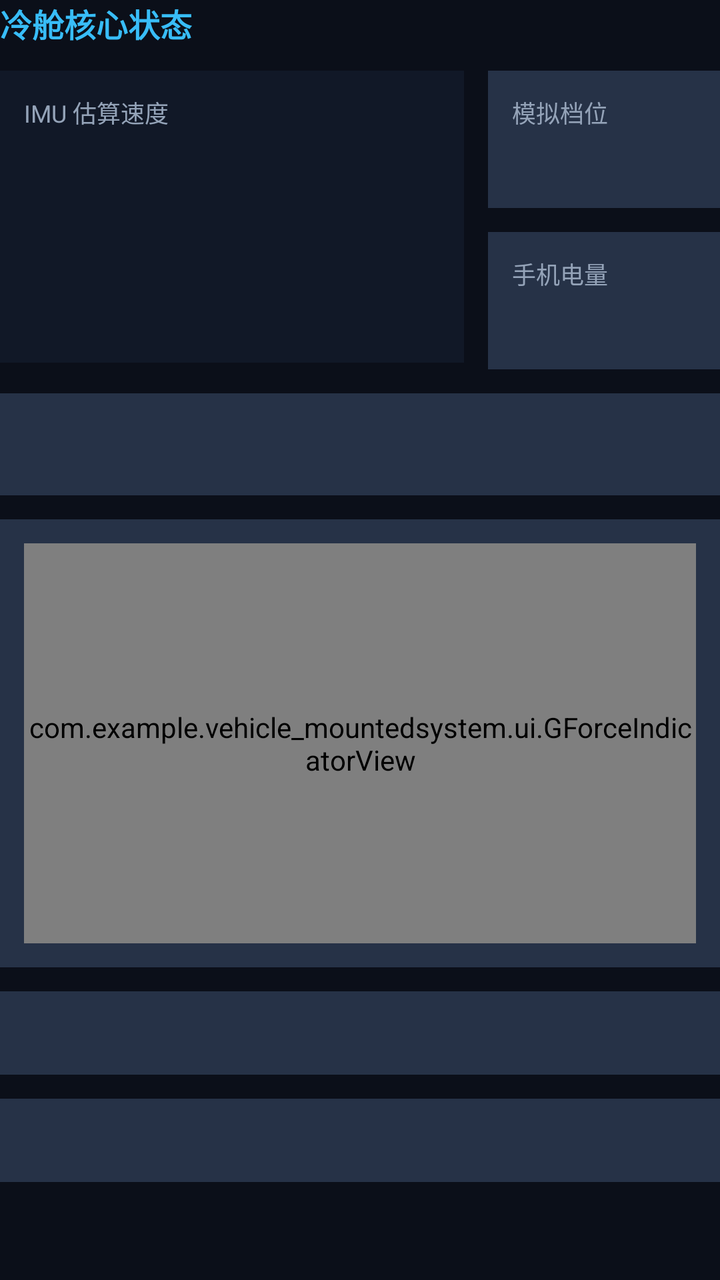
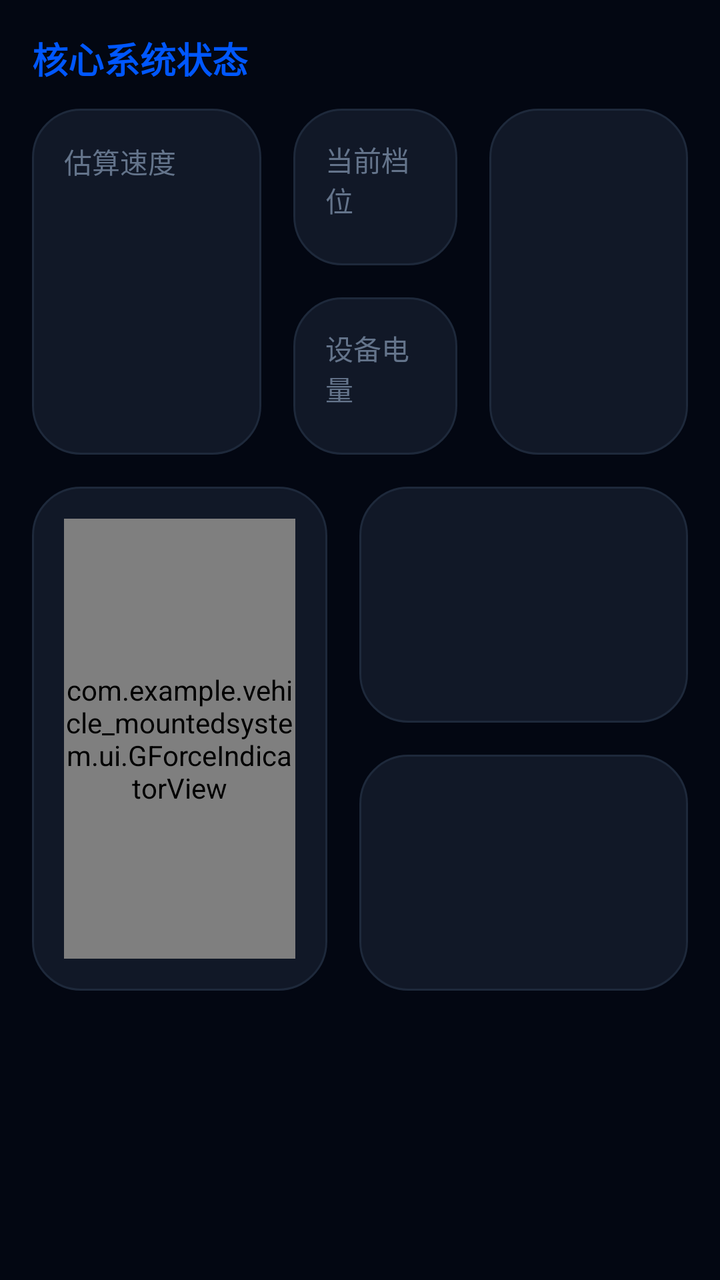

An Android layout rendered at two revisions. The XML below is the earlier revision; the diff shows what the commit changed to produce the second picture.
<!-- AndroidManifest.xml: application theme Theme.VehiclemountedSystem -->
<!-- res/layout/page_dashboard.xml -->
<?xml version="1.0" encoding="utf-8"?>
<ScrollView xmlns:android="http://schemas.android.com/apk/res/android"
    android:id="@+id/pageDashboardRoot"
    android:layout_width="match_parent"
    android:layout_height="match_parent"
    android:fillViewport="true">

    <LinearLayout
        android:layout_width="match_parent"
        android:layout_height="wrap_content"
        android:orientation="vertical">

        <TextView
            android:id="@+id/dashboardPageTitle"
            android:layout_width="wrap_content"
            android:layout_height="wrap_content"
            android:text="@string/page_dashboard_badge"
            android:textColor="@color/accent_blue"
            android:textSize="@dimen/page_title_text_size"
            android:textStyle="bold" />

        <LinearLayout
            android:layout_width="match_parent"
            android:layout_height="wrap_content"
            android:layout_marginTop="@dimen/page_section_gap"
            android:orientation="horizontal">

            <LinearLayout
                android:layout_width="0dp"
                android:layout_height="wrap_content"
                android:layout_marginEnd="@dimen/page_card_gap"
                android:layout_weight="2"
                android:background="@color/card_panel_alt_bg"
                android:orientation="vertical"
                android:padding="@dimen/page_card_padding">

                <TextView
                    android:layout_width="wrap_content"
                    android:layout_height="wrap_content"
                    android:text="@string/page_label_speed"
                    android:textColor="@color/text_secondary"
                    android:textSize="@dimen/page_label_text_size" />

                <TextView
                    android:id="@+id/dashboardSpeedValue"
                    android:layout_width="wrap_content"
                    android:layout_height="wrap_content"
                    android:layout_marginTop="@dimen/page_micro_gap"
                    android:textColor="@color/text_primary"
                    android:textSize="@dimen/page_speed_text_size"
                    android:textStyle="bold" />

                <TextView
                    android:id="@+id/dashboardImuValue"
                    android:layout_width="wrap_content"
                    android:layout_height="wrap_content"
                    android:layout_marginTop="@dimen/page_micro_gap"
                    android:textColor="@color/accent_amber"
                    android:textSize="@dimen/page_status_text_size" />
            </LinearLayout>

            <LinearLayout
                android:layout_width="0dp"
                android:layout_height="wrap_content"
                android:layout_weight="1"
                android:orientation="vertical">

                <LinearLayout
                    android:layout_width="match_parent"
                    android:layout_height="wrap_content"
                    android:background="@color/card_panel_bg"
                    android:orientation="vertical"
                    android:padding="@dimen/page_card_padding">

                    <TextView
                        android:layout_width="wrap_content"
                        android:layout_height="wrap_content"
                        android:text="@string/page_label_gear"
                        android:textColor="@color/text_secondary"
                        android:textSize="@dimen/page_label_text_size" />

                    <TextView
                        android:id="@+id/dashboardGearValue"
                        android:layout_width="wrap_content"
                        android:layout_height="wrap_content"
                        android:textColor="@color/accent_cyan"
                        android:textSize="@dimen/page_value_text_size"
                        android:textStyle="bold" />
                </LinearLayout>

                <LinearLayout
                    android:layout_width="match_parent"
                    android:layout_height="wrap_content"
                    android:layout_marginTop="@dimen/page_card_gap"
                    android:background="@color/card_panel_bg"
                    android:orientation="vertical"
                    android:padding="@dimen/page_card_padding">

                    <TextView
                        android:layout_width="wrap_content"
                        android:layout_height="wrap_content"
                        android:text="@string/page_label_battery"
                        android:textColor="@color/text_secondary"
                        android:textSize="@dimen/page_label_text_size" />

                    <TextView
                        android:id="@+id/dashboardBatteryValue"
                        android:layout_width="wrap_content"
                        android:layout_height="wrap_content"
                        android:textColor="@color/text_primary"
                        android:textSize="@dimen/page_value_text_size"
                        android:textStyle="bold" />
                </LinearLayout>
            </LinearLayout>
        </LinearLayout>

        <LinearLayout
            android:layout_width="match_parent"
            android:layout_height="wrap_content"
            android:layout_marginTop="@dimen/page_card_gap"
            android:orientation="horizontal">

            <TextView
                android:id="@+id/dashboardPowerValue"
                android:layout_width="0dp"
                android:layout_height="wrap_content"
                android:layout_weight="1"
                android:background="@color/card_panel_bg"
                android:padding="@dimen/page_card_padding"
                android:textColor="@color/text_primary"
                android:textSize="@dimen/page_value_text_size" />
        </LinearLayout>

        
        <LinearLayout
            android:layout_width="match_parent"
            android:layout_height="wrap_content"
            android:layout_marginTop="@dimen/page_card_gap"
            android:background="@color/card_panel_bg"
            android:orientation="vertical"
            android:padding="@dimen/page_card_padding">

            <com.example.vehicle_mountedsystem.ui.GForceIndicatorView
                android:id="@+id/dashboardGForceIndicator"
                android:layout_width="match_parent"
                android:layout_height="200dp"
                android:layout_gravity="center" />
        </LinearLayout>

        <TextView
            android:id="@+id/dashboardNavigationSummary"
            android:layout_width="match_parent"
            android:layout_height="wrap_content"
            android:layout_marginTop="@dimen/page_card_gap"
            android:background="@color/card_panel_bg"
            android:padding="@dimen/page_card_padding"
            android:textColor="@color/text_primary"
            android:textSize="@dimen/page_status_text_size" />

        <TextView
            android:id="@+id/dashboardHvacSummary"
            android:layout_width="match_parent"
            android:layout_height="wrap_content"
            android:layout_marginTop="@dimen/page_card_gap"
            android:background="@color/card_panel_bg"
            android:padding="@dimen/page_card_padding"
            android:textColor="@color/text_primary"
            android:textSize="@dimen/page_status_text_size" />
    </LinearLayout>
</ScrollView>
<!-- resources referenced by this layout -->
<resources>
  <color name="accent_amber">#F59E0B</color>
  <color name="accent_blue">#38BDF8</color>
  <color name="accent_cyan">#06B6D4</color>
  <color name="card_panel_alt_bg">#111827</color>
  <color name="card_panel_bg">#263247</color>
  <color name="text_primary">#F8FAFC</color>
  <color name="text_secondary">#94A3B8</color>
  <dimen name="page_card_gap">12dp</dimen>
  <dimen name="page_card_padding">12dp</dimen>
  <dimen name="page_label_text_size">12sp</dimen>
  <dimen name="page_micro_gap">6dp</dimen>
  <dimen name="page_section_gap">12dp</dimen>
  <dimen name="page_speed_text_size">56sp</dimen>
  <dimen name="page_status_text_size">13sp</dimen>
  <dimen name="page_title_text_size">16sp</dimen>
  <dimen name="page_value_text_size">20sp</dimen>
  <string name="page_dashboard_badge">冷舱核心状态</string>
  <string name="page_label_battery">手机电量</string>
  <string name="page_label_gear">模拟档位</string>
  <string name="page_label_speed">IMU 估算速度</string>
  <style name="Theme.VehiclemountedSystem" parent="Base.Theme.VehiclemountedSystem" />
  <style name="Base.Theme.VehiclemountedSystem" parent="Theme.Material3.DayNight.NoActionBar">
          
          <item name="android:windowBackground">@color/bg_dark</item>
          <item name="colorPrimary">@color/accent_cyan</item>
          <item name="colorSecondary">@color/accent_blue</item>
          <item name="android:textColorPrimary">@color/text_primary</item>
          <item name="android:textColorSecondary">@color/text_secondary</item>
      </style>
  <color name="bg_dark">#0B0F19</color>
</resources>

<!-- the commit's change to res/layout/page_dashboard.xml (unified diff, before → after) -->
@@ -1,15 +1,17 @@
 <?xml version="1.0" encoding="utf-8"?>
 <ScrollView xmlns:android="http://schemas.android.com/apk/res/android"
+    xmlns:app="http://schemas.android.com/apk/res-auto"
     android:id="@+id/pageDashboardRoot"
     android:layout_width="match_parent"
     android:layout_height="match_parent"
     android:fillViewport="true">
 
-    <LinearLayout
+    <androidx.constraintlayout.widget.ConstraintLayout
         android:layout_width="match_parent"
         android:layout_height="wrap_content"
-        android:orientation="vertical">
-
+        android:padding="@dimen/page_card_gap">
+
+        
         <TextView
             android:id="@+id/dashboardPageTitle"
             android:layout_width="wrap_content"
@@ -17,154 +19,226 @@
             android:text="@string/page_dashboard_badge"
             android:textColor="@color/accent_blue"
             android:textSize="@dimen/page_title_text_size"
-            android:textStyle="bold" />
-
-        <LinearLayout
-            android:layout_width="match_parent"
+            android:textStyle="bold"
+            app:layout_constraintTop_toTopOf="parent"
+            app:layout_constraintStart_toStartOf="parent" />
+
+        
+        
+        <androidx.constraintlayout.widget.ConstraintLayout
+            android:id="@+id/speedCard"
+            android:layout_width="0dp"
             android:layout_height="wrap_content"
             android:layout_marginTop="@dimen/page_section_gap"
-            android:orientation="horizontal">
-
-            <LinearLayout
-                android:layout_width="0dp"
+            android:background="@drawable/bg_card_rounded"
+            android:padding="@dimen/page_card_padding"
+            app:layout_constraintTop_toBottomOf="@id/dashboardPageTitle"
+            app:layout_constraintStart_toStartOf="parent"
+            app:layout_constraintEnd_toStartOf="@+id/middleColumn"
+            app:layout_constraintWidth_percent="0.35"
+            app:layout_constraintHorizontal_chainStyle="spread_inside">
+
+            <TextView
+                android:id="@+id/speedLabel"
+                android:layout_width="wrap_content"
                 android:layout_height="wrap_content"
-                android:layout_marginEnd="@dimen/page_card_gap"
-                android:layout_weight="2"
-                android:background="@color/card_panel_alt_bg"
-                android:orientation="vertical"
-                android:padding="@dimen/page_card_padding">
-
-                <TextView
-                    android:layout_width="wrap_content"
-                    android:layout_height="wrap_content"
-                    android:text="@string/page_label_speed"
+                android:text="@string/page_label_speed"
+                android:textColor="@color/text_secondary"
+                android:textSize="@dimen/page_label_text_size"
+                app:layout_constraintTop_toTopOf="parent"
+                app:layout_constraintStart_toStartOf="parent" />
+
+            <TextView
+                android:id="@+id/dashboardSpeedValue"
+                android:layout_width="wrap_content"
+                android:layout_height="wrap_content"
+                android:layout_marginTop="@dimen/page_micro_gap"
+                android:textColor="@color/text_primary"
+                android:textSize="@dimen/page_speed_text_size"
+                android:textStyle="bold"
+                app:layout_constraintTop_toBottomOf="@id/speedLabel"
+                app:layout_constraintStart_toStartOf="parent" />
+
+            <TextView
+                android:id="@+id/dashboardImuValue"
+                android:layout_width="wrap_content"
+                android:layout_height="wrap_content"
+                android:layout_marginTop="@dimen/page_micro_gap"
+                android:textColor="@color/accent_amber"
+                android:textSize="@dimen/page_status_text_size"
+                app:layout_constraintTop_toBottomOf="@id/dashboardSpeedValue"
+                app:layout_constraintStart_toStartOf="parent" />
+        </androidx.constraintlayout.widget.ConstraintLayout>
+
+        
+        <LinearLayout
+            android:id="@+id/middleColumn"
+            android:layout_width="0dp"
+            android:layout_height="0dp"
+            android:layout_marginStart="@dimen/page_card_gap"
+            android:orientation="vertical"
+            app:layout_constraintStart_toEndOf="@id/speedCard"
+            app:layout_constraintEnd_toStartOf="@+id/rightColumn"
+            app:layout_constraintTop_toTopOf="@id/speedCard"
+            app:layout_constraintBottom_toBottomOf="@id/speedCard"
+            app:layout_constraintWidth_percent="0.25">
+
+            
+            <LinearLayout
+                android:layout_width="match_parent"
+                android:layout_height="0dp"
+                android:layout_weight="1"
+                android:background="@drawable/bg_card_rounded"
+                android:gravity="center"
+                android:orientation="vertical"
+                android:padding="@dimen/page_card_padding">
+
+                <TextView
+                    android:layout_width="wrap_content"
+                    android:layout_height="wrap_content"
+                    android:text="@string/page_label_gear"
                     android:textColor="@color/text_secondary"
                     android:textSize="@dimen/page_label_text_size" />
 
                 <TextView
-                    android:id="@+id/dashboardSpeedValue"
+                    android:id="@+id/dashboardGearValue"
+                    android:layout_width="wrap_content"
+                    android:layout_height="wrap_content"
+                    android:layout_marginTop="@dimen/page_micro_gap"
+                    android:textColor="@color/accent_cyan"
+                    android:textSize="@dimen/page_value_text_size"
+                    android:textStyle="bold" />
+            </LinearLayout>
+
+            
+            <LinearLayout
+                android:layout_width="match_parent"
+                android:layout_height="0dp"
+                android:layout_weight="1"
+                android:layout_marginTop="@dimen/page_card_gap"
+                android:background="@drawable/bg_card_rounded"
+                android:gravity="center"
+                android:orientation="vertical"
+                android:padding="@dimen/page_card_padding">
+
+                <TextView
+                    android:layout_width="wrap_content"
+                    android:layout_height="wrap_content"
+                    android:text="@string/page_label_battery"
+                    android:textColor="@color/text_secondary"
+                    android:textSize="@dimen/page_label_text_size" />
+
+                <TextView
+                    android:id="@+id/dashboardBatteryValue"
                     android:layout_width="wrap_content"
                     android:layout_height="wrap_content"
                     android:layout_marginTop="@dimen/page_micro_gap"
                     android:textColor="@color/text_primary"
-                    android:textSize="@dimen/page_speed_text_size"
+                    android:textSize="@dimen/page_value_text_size"
                     android:textStyle="bold" />
-
-                <TextView
-                    android:id="@+id/dashboardImuValue"
-                    android:layout_width="wrap_content"
-                    android:layout_height="wrap_content"
-                    android:layout_marginTop="@dimen/page_micro_gap"
-                    android:textColor="@color/accent_amber"
-                    android:textSize="@dimen/page_status_text_size" />
-            </LinearLayout>
-
-            <LinearLayout
-                android:layout_width="0dp"
-                android:layout_height="wrap_content"
-                android:layout_weight="1"
-                android:orientation="vertical">
-
-                <LinearLayout
+            </LinearLayout>
+        </LinearLayout>
+
+        
+        <LinearLayout
+            android:id="@+id/rightColumn"
+            android:layout_width="0dp"
+            android:layout_height="0dp"
+            android:layout_marginStart="@dimen/page_card_gap"
+            app:layout_constraintStart_toEndOf="@id/middleColumn"
+            app:layout_constraintEnd_toEndOf="parent"
+            app:layout_constraintTop_toTopOf="@id/speedCard"
+            app:layout_constraintBottom_toBottomOf="@id/speedCard">
+
+            <LinearLayout
+                android:layout_width="match_parent"
+                android:layout_height="match_parent"
+                android:background="@drawable/bg_card_rounded"
+                android:gravity="center_vertical"
+                android:orientation="vertical"
+                android:padding="@dimen/page_card_padding">
+
+                <TextView
+                    android:id="@+id/dashboardPowerValue"
                     android:layout_width="match_parent"
                     android:layout_height="wrap_content"
-                    android:background="@color/card_panel_bg"
-                    android:orientation="vertical"
-                    android:padding="@dimen/page_card_padding">
-
-                    <TextView
-                        android:layout_width="wrap_content"
-                        android:layout_height="wrap_content"
-                        android:text="@string/page_label_gear"
-                        android:textColor="@color/text_secondary"
-                        android:textSize="@dimen/page_label_text_size" />
-
-                    <TextView
-                        android:id="@+id/dashboardGearValue"
-                        android:layout_width="wrap_content"
-                        android:layout_height="wrap_content"
-                        android:textColor="@color/accent_cyan"
-                        android:textSize="@dimen/page_value_text_size"
-                        android:textStyle="bold" />
-                </LinearLayout>
-
-                <LinearLayout
-                    android:layout_width="match_parent"
-                    android:layout_height="wrap_content"
-                    android:layout_marginTop="@dimen/page_card_gap"
-                    android:background="@color/card_panel_bg"
-                    android:orientation="vertical"
-                    android:padding="@dimen/page_card_padding">
-
-                    <TextView
-                        android:layout_width="wrap_content"
-                        android:layout_height="wrap_content"
-                        android:text="@string/page_label_battery"
-                        android:textColor="@color/text_secondary"
-                        android:textSize="@dimen/page_label_text_size" />
-
-                    <TextView
-                        android:id="@+id/dashboardBatteryValue"
-                        android:layout_width="wrap_content"
-                        android:layout_height="wrap_content"
-                        android:textColor="@color/text_primary"
-                        android:textSize="@dimen/page_value_text_size"
-                        android:textStyle="bold" />
-                </LinearLayout>
-            </LinearLayout>
-        </LinearLayout>
-
-        <LinearLayout
-            android:layout_width="match_parent"
+                    android:textColor="@color/accent_blue"
+                    android:textSize="@dimen/page_value_text_size"
+                    android:textStyle="bold" />
+            </LinearLayout>
+        </LinearLayout>
+
+        
+        
+        <LinearLayout
+            android:id="@+id/gForceCard"
+            android:layout_width="0dp"
             android:layout_height="wrap_content"
             android:layout_marginTop="@dimen/page_card_gap"
-            android:orientation="horizontal">
-
-            <TextView
-                android:id="@+id/dashboardPowerValue"
-                android:layout_width="0dp"
-                android:layout_height="wrap_content"
-                android:layout_weight="1"
-                android:background="@color/card_panel_bg"
-                android:padding="@dimen/page_card_padding"
-                android:textColor="@color/text_primary"
-                android:textSize="@dimen/page_value_text_size" />
-        </LinearLayout>
-
-        
-        <LinearLayout
-            android:layout_width="match_parent"
-            android:layout_height="wrap_content"
-            android:layout_marginTop="@dimen/page_card_gap"
-            android:background="@color/card_panel_bg"
+            android:background="@drawable/bg_card_rounded"
             android:orientation="vertical"
-            android:padding="@dimen/page_card_padding">
+            android:padding="@dimen/page_card_padding"
+            app:layout_constraintTop_toBottomOf="@id/speedCard"
+            app:layout_constraintStart_toStartOf="parent"
+            app:layout_constraintEnd_toStartOf="@+id/summaryColumn"
+            app:layout_constraintWidth_percent="0.45">
 
             <com.example.vehicle_mountedsystem.ui.GForceIndicatorView
                 android:id="@+id/dashboardGForceIndicator"
                 android:layout_width="match_parent"
-                android:layout_height="200dp"
+                android:layout_height="220dp"
                 android:layout_gravity="center" />
         </LinearLayout>
 
-        <TextView
-            android:id="@+id/dashboardNavigationSummary"
-            android:layout_width="match_parent"
-            android:layout_height="wrap_content"
-            android:layout_marginTop="@dimen/page_card_gap"
-            android:background="@color/card_panel_bg"
-            android:padding="@dimen/page_card_padding"
-            android:textColor="@color/text_primary"
-            android:textSize="@dimen/page_status_text_size" />
-
-        <TextView
-            android:id="@+id/dashboardHvacSummary"
-            android:layout_width="match_parent"
-            android:layout_height="wrap_content"
-            android:layout_marginTop="@dimen/page_card_gap"
-            android:background="@color/card_panel_bg"
-            android:padding="@dimen/page_card_padding"
-            android:textColor="@color/text_primary"
-            android:textSize="@dimen/page_status_text_size" />
-    </LinearLayout>
+        
+        <LinearLayout
+            android:id="@+id/summaryColumn"
+            android:layout_width="0dp"
+            android:layout_height="0dp"
+            android:layout_marginStart="@dimen/page_card_gap"
+            android:orientation="vertical"
+            app:layout_constraintStart_toEndOf="@id/gForceCard"
+            app:layout_constraintEnd_toEndOf="parent"
+            app:layout_constraintTop_toTopOf="@id/gForceCard"
+            app:layout_constraintBottom_toBottomOf="@id/gForceCard">
+
+            
+            <LinearLayout
+                android:layout_width="match_parent"
+                android:layout_height="0dp"
+                android:layout_weight="1"
+                android:background="@drawable/bg_card_rounded"
+                android:gravity="center_vertical"
+                android:orientation="vertical"
+                android:padding="@dimen/page_card_padding">
+
+                <TextView
+                    android:id="@+id/dashboardNavigationSummary"
+                    android:layout_width="match_parent"
+                    android:layout_height="wrap_content"
+                    android:textColor="@color/text_primary"
+                    android:textSize="@dimen/page_status_text_size" />
+            </LinearLayout>
+
+            
+            <LinearLayout
+                android:layout_width="match_parent"
+                android:layout_height="0dp"
+                android:layout_weight="1"
+                android:layout_marginTop="@dimen/page_card_gap"
+                android:background="@drawable/bg_card_rounded"
+                android:gravity="center_vertical"
+                android:orientation="vertical"
+                android:padding="@dimen/page_card_padding">
+
+                <TextView
+                    android:id="@+id/dashboardHvacSummary"
+                    android:layout_width="match_parent"
+                    android:layout_height="wrap_content"
+                    android:textColor="@color/text_primary"
+                    android:textSize="@dimen/page_status_text_size" />
+            </LinearLayout>
+        </LinearLayout>
+
+    </androidx.constraintlayout.widget.ConstraintLayout>
 </ScrollView>
<!-- resource entries referenced after the edit -->
@@ -1,26 +1,36 @@
 <!-- resources referenced by this layout -->
 <resources>
   <color name="accent_amber">#F59E0B</color>
-  <color name="accent_blue">#38BDF8</color>
-  <color name="accent_cyan">#06B6D4</color>
-  <color name="card_panel_alt_bg">#111827</color>
-  <color name="card_panel_bg">#263247</color>
+  <color name="accent_blue">#0057FF</color>
+  <color name="accent_cyan">#00F0FF</color>
   <color name="text_primary">#F8FAFC</color>
-  <color name="text_secondary">#94A3B8</color>
-  <dimen name="page_card_gap">12dp</dimen>
-  <dimen name="page_card_padding">12dp</dimen>
-  <dimen name="page_label_text_size">12sp</dimen>
-  <dimen name="page_micro_gap">6dp</dimen>
+  <color name="text_secondary">#64748B</color>
+  <dimen name="page_card_gap">16dp</dimen>
+  <dimen name="page_card_padding">16dp</dimen>
+  <dimen name="page_label_text_size">14sp</dimen>
+  <dimen name="page_micro_gap">8dp</dimen>
   <dimen name="page_section_gap">12dp</dimen>
-  <dimen name="page_speed_text_size">56sp</dimen>
-  <dimen name="page_status_text_size">13sp</dimen>
-  <dimen name="page_title_text_size">16sp</dimen>
-  <dimen name="page_value_text_size">20sp</dimen>
-  <string name="page_dashboard_badge">冷舱核心状态</string>
-  <string name="page_label_battery">手机电量</string>
-  <string name="page_label_gear">模拟档位</string>
-  <string name="page_label_speed">IMU 估算速度</string>
+  <dimen name="page_speed_text_size">64sp</dimen>
+  <dimen name="page_status_text_size">14sp</dimen>
+  <dimen name="page_title_text_size">18sp</dimen>
+  <dimen name="page_value_text_size">24sp</dimen>
+  <!-- drawable bg_card_rounded (drawable) -->
+  <?xml version="1.0" encoding="utf-8"?>
+  <shape xmlns:android="http://schemas.android.com/apk/res/android">
+      <solid android:color="@color/card_bg" />
+      <corners android:radius="@dimen/shell_card_radius" />
+      <stroke 
+          android:width="1dp" 
+          android:color="@color/border_color" />
+  </shape>
+  <string name="page_dashboard_badge">核心系统状态</string>
+  <string name="page_label_battery">设备电量</string>
+  <string name="page_label_gear">当前档位</string>
+  <string name="page_label_speed">估算速度</string>
   <style name="Theme.VehiclemountedSystem" parent="Base.Theme.VehiclemountedSystem" />
+  <color name="card_bg">#111827</color>
+  <dimen name="shell_card_radius">24dp</dimen>
+  <color name="border_color">#1E293B</color>
   <style name="Base.Theme.VehiclemountedSystem" parent="Theme.Material3.DayNight.NoActionBar">
           
           <item name="android:windowBackground">@color/bg_dark</item>
@@ -29,6 +39,6 @@
           <item name="android:textColorPrimary">@color/text_primary</item>
           <item name="android:textColorSecondary">@color/text_secondary</item>
       </style>
-  <color name="bg_dark">#0B0F19</color>
+  <color name="bg_dark">#030712</color>
 </resources>
 
